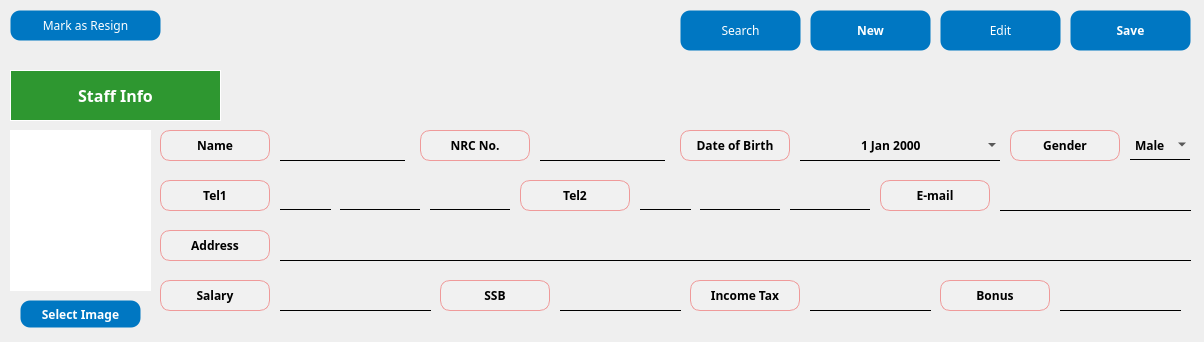
DY-Microfinance-Customer-Management/dymf-algorithm, file app/src/pages/personnel/registration.ui: the form before one commit.
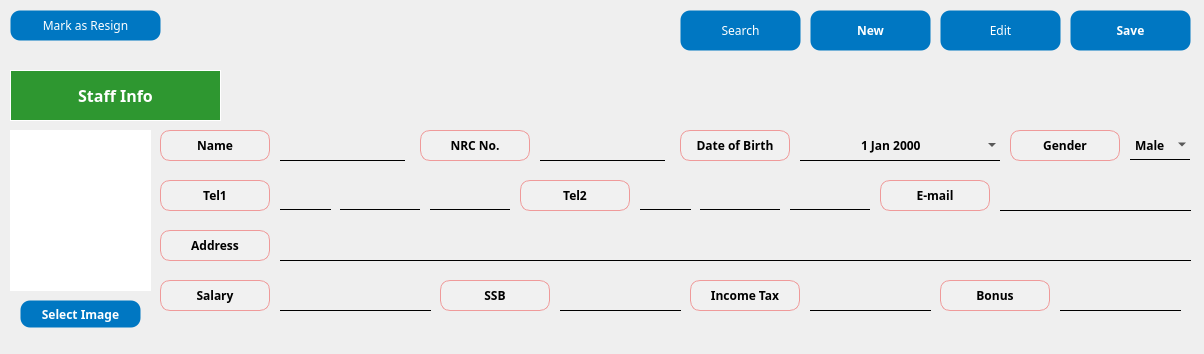
The form after the commit.

```diff
--- a/app/src/pages/personnel/registration.ui
+++ b/app/src/pages/personnel/registration.ui
@@ -7,7 +7,7 @@
     <x>0</x>
     <y>0</y>
     <width>1204</width>
-    <height>342</height>
+    <height>354</height>
    </rect>
   </property>
   <property name="windowTitle">
```
